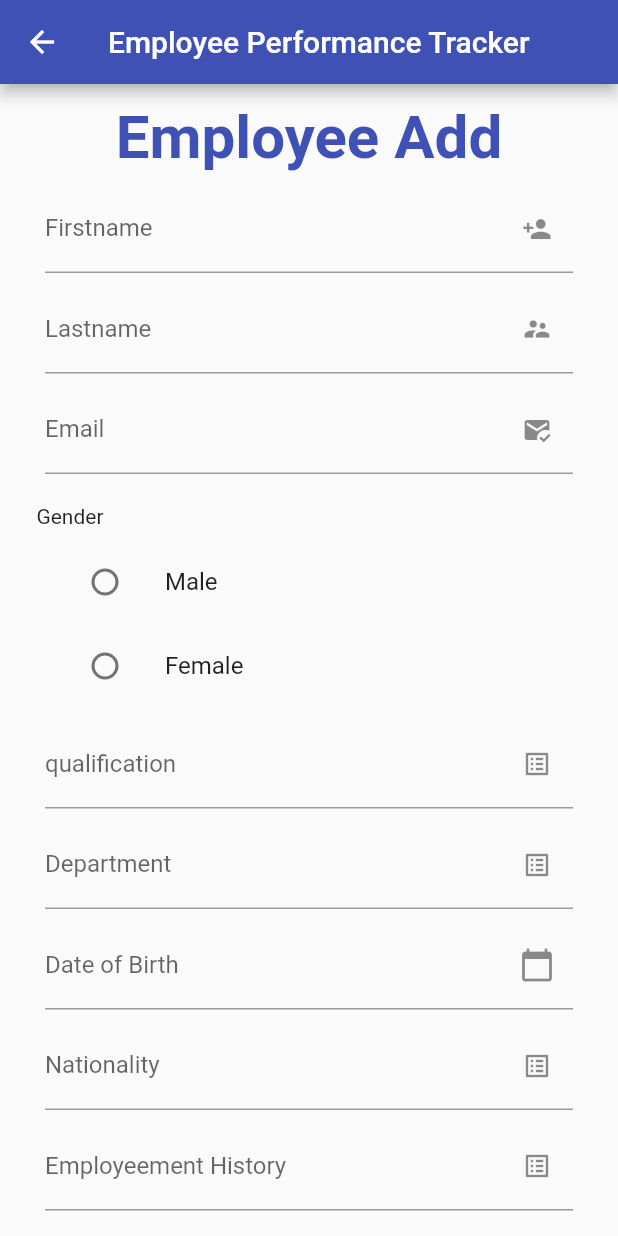
After one commit to amina-min/employee_performance__flutter, a Flutter app: the AddEmployeePage screen opened directly, on a phone screen of 412 x 824 dp. The commit adds this screen. Run offline on Flutter 3.47's test engine with Material 2 defaults, Android fonts, the phone set to English and light mode, and no system bars; our stand-ins replace fluttertoast, syncfusion_flutter_charts.

Commit message:
add employee

```diff
--- a/lib/helper/constant.dart
+++ b/lib/helper/constant.dart
@@ -1,4 +1,5 @@
-final String host = "http://192.168.1.30:9090";
+final String host = "http://192.168.0.102:9090";
 final String loginApi = host+ "/adminlogin";
 final String registerApi = host+ "/signup";
 final String totalInfoApi = host+ "/employee/totalinfo";
+final String addEmployeeApi = host+ "/employee/saveEmployee";
--- a/lib/helper/http_helper.dart
+++ b/lib/helper/http_helper.dart
@@ -1,6 +1,7 @@
 import 'dart:convert';
 
 import 'package:emp_performance_tracker_flut/helper/constant.dart';
+import 'package:emp_performance_tracker_flut/views/model/addEmployee.dart';
 import 'package:emp_performance_tracker_flut/views/model/employee.dart';
 import 'package:emp_performance_tracker_flut/views/model/employee_payload.dart';
 import 'package:http/http.dart' as http;
@@ -17,6 +18,14 @@ Future<http.Response> signUp(EmployeeModel employee) async {
 
 }
 
+Future<http.Response> add(EmployeeAdd employee) async {
+  final response = await http.post(Uri.parse(addEmployeeApi),
+      headers: requestHeaders, body: jsonEncode(employee.toMap()));
+
+  return response;
+
+}
+
 Future<http.Response> signIn(EmployeePayload employee) async {
   final response = await http.post(Uri.parse(loginApi),
       headers: requestHeaders, body: jsonEncode(employee.toMap()));
--- /dev/null
+++ b/lib/views/model/addEmployee.dart
@@ -0,0 +1,121 @@
+class EmployeeAdd{
+  late String firstname;
+  late String lastname;
+  late String email;
+  late String gender;
+  late String qualification;
+  late String department;
+  late String date_of_birth;
+  late String nationality;
+  late String employeementHistory;
+
+//<editor-fold desc="Data Methods">
+
+  EmployeeAdd({
+    required this.firstname,
+    required this.lastname,
+    required this.email,
+    required this.gender,
+    required this.qualification,
+    required this.department,
+    required this.date_of_birth,
+    required this.nationality,
+    required this.employeementHistory,
+  });
+
+  @override
+  bool operator ==(Object other) =>
+      identical(this, other) ||
+      (other is EmployeeAdd &&
+          runtimeType == other.runtimeType &&
+          firstname == other.firstname &&
+          lastname == other.lastname &&
+          email == other.email &&
+          gender == other.gender &&
+          qualification == other.qualification &&
+          department == other.department &&
+          date_of_birth == other.date_of_birth &&
+          nationality == other.nationality &&
+          employeementHistory == other.employeementHistory);
+
+  @override
+  int get hashCode =>
+      firstname.hashCode ^
+      lastname.hashCode ^
+      email.hashCode ^
+      gender.hashCode ^
+      qualification.hashCode ^
+      department.hashCode ^
+      date_of_birth.hashCode ^
+      nationality.hashCode ^
+      employeementHistory.hashCode;
+
+  @override
+  String toString() {
+    return 'EmployeeAdd{' +
+        ' firstname: $firstname,' +
+        ' lastname: $lastname,' +
+        ' email: $email,' +
+        ' gender: $gender,' +
+        ' qualification: $qualification,' +
+        ' department: $department,' +
+        ' date_of_birth: $date_of_birth,' +
+        ' nationality: $nationality,' +
+        ' employeementHistory: $employeementHistory,' +
+        '}';
+  }
+
+  EmployeeAdd copyWith({
+    String? firstname,
+    String? lastname,
+    String? email,
+    String? gender,
+    String? qualification,
+    String? department,
+    String? date_of_birth,
+    String? nationality,
+    String? employeementHistory,
+  }) {
+    return EmployeeAdd(
+      firstname: firstname ?? this.firstname,
+      lastname: lastname ?? this.lastname,
+      email: email ?? this.email,
+      gender: gender ?? this.gender,
+      qualification: qualification ?? this.qualification,
+      department: department ?? this.department,
+      date_of_birth: date_of_birth ?? this.date_of_birth,
+      nationality: nationality ?? this.nationality,
+      employeementHistory: employeementHistory ?? this.employeementHistory,
+    );
+  }
+
+  Map<String, dynamic> toMap() {
+    return {
+      'firstname': this.firstname,
+      'lastname': this.lastname,
+      'email': this.email,
+      'gender': this.gender,
+      'qualification': this.qualification,
+      'department': this.department,
+      'date_of_birth': this.date_of_birth,
+      'nationality': this.nationality,
+      'employeementHistory': this.employeementHistory,
+    };
+  }
+
+  factory EmployeeAdd.fromMap(Map<String, dynamic> map) {
+    return EmployeeAdd(
+      firstname: map['firstname'] as String,
+      lastname: map['lastname'] as String,
+      email: map['email'] as String,
+      gender: map['gender'] as String,
+      qualification: map['qualification'] as String,
+      department: map['department'] as String,
+      date_of_birth: map['date_of_birth'] as String,
+      nationality: map['nationality'] as String,
+      employeementHistory: map['employeementHistory'] as String,
+    );
+  }
+
+//</editor-fold>
+}
--- /dev/null
+++ b/lib/views/pages/addEmployee.dart
@@ -0,0 +1,285 @@
+import 'dart:convert';
+import 'dart:developer';
+
+import 'package:emp_performance_tracker_flut/helper/http_helper.dart';
+import 'package:emp_performance_tracker_flut/views/model/addEmployee.dart';
+import 'package:emp_performance_tracker_flut/views/model/employee.dart';
+import 'package:flutter/cupertino.dart';
+import 'package:flutter/material.dart';
+import 'package:fluttertoast/fluttertoast.dart';
+
+class AddEmployeePage extends StatefulWidget {
+  const AddEmployeePage({Key? key}) : super(key: key);
+
+  @override
+  _AddEmployeePageState createState() => _AddEmployeePageState();
+}
+
+class _AddEmployeePageState extends State<AddEmployeePage> {
+  bool _value = false;
+  int val = -1;
+
+  final _firstNameController = TextEditingController();
+  final _lastNameController = TextEditingController();
+  final _emailController = TextEditingController();
+  final _genderController = TextEditingController();
+  final _qualificationController = TextEditingController();
+  final _departmentController = TextEditingController();
+  final _dateOfBirthController = TextEditingController();
+  final _nationalityController = TextEditingController();
+  final _empHistoryController = TextEditingController();
+
+  save() async {
+    String firstname = _firstNameController.value.text;
+    String lastname = _lastNameController.value.text;
+    String email = _emailController.value.text;
+    String gender = _genderController.value.text;
+    String qualification = _qualificationController.value.text;
+    String department = _departmentController.value.text;
+    String date_of_birth = _dateOfBirthController.value.text;
+    String nationality = _nationalityController.value.text;
+    String employeementHistory = _empHistoryController.value.text;
+
+    var employees = EmployeeAdd(
+        firstname: firstname,
+        lastname: lastname,
+        email: email,
+        gender: gender,
+        qualification: qualification,
+        department: department,
+        date_of_birth: date_of_birth,
+        nationality: nationality,
+        employeementHistory: employeementHistory);
+
+    print(employees);
+
+    add(employees).then((res) {
+      Map<String, dynamic> map = jsonDecode(res.body);
+
+      print(map['statusCode']);
+
+      if (map['statusCode'] == 200) {
+        Fluttertoast.showToast(
+            msg: "Employee Added Success",
+            toastLength: Toast.LENGTH_LONG,
+            gravity: ToastGravity.BOTTOM,
+            timeInSecForIosWeb: 3,
+            backgroundColor: Colors.green,
+            textColor: Colors.white,
+            fontSize: 16.0);
+      } else {
+        Fluttertoast.showToast(
+            msg: "Employee add Failed",
+            toastLength: Toast.LENGTH_LONG,
+            gravity: ToastGravity.BOTTOM,
+            timeInSecForIosWeb: 3,
+            backgroundColor: Colors.red,
+            textColor: Colors.white,
+            fontSize: 16.0);
+      }
+    });
+
+
+  }
+
+  DateTime selectedDate = DateTime.now();
+
+  Future<void> _selectDate(BuildContext context) async {
+    final DateTime? picked = await showDatePicker(
+        context: context,
+        initialDate: selectedDate,
+        firstDate: DateTime(2015, 8),
+        lastDate: DateTime(2101));
+
+    if (picked != null && picked != selectedDate) {
+      setState(() {
+        selectedDate = picked;
+        _dateOfBirthController.text = "${selectedDate.toLocal()}".split(' ')[0];
+      });
+    }
+  }
+
+  @override
+  Widget build(BuildContext context) {
+    return Scaffold(
+        // backgroundColor: const Color(0xffC4DFCB),
+        appBar: AppBar(
+          title: Text("Employee Performance Tracker"),
+        ),
+        body: Form(
+          child: ListView(
+            children: [
+              // Column(
+              //     mainAxisAlignment: MainAxisAlignment.start,
+              //     children: [
+              //       new Image.asset("assets/images/sign_up.png")
+              //     ]
+              // ),
+              Padding(
+                padding: const EdgeInsets.only(top: 12.0, right: 40, left: 40),
+                child: Center(
+                  child: Text(
+                    "Employee Add",
+                    style: TextStyle(
+                        fontSize: 40,
+                        fontWeight: FontWeight.bold,
+                        color: Colors.indigo),
+                  ),
+                ),
+              ),
+              Padding(
+                padding: const EdgeInsets.only(left: 30.0, right: 30, top: 8),
+                child: TextFormField(
+                  controller: _firstNameController,
+                  decoration: InputDecoration(
+                    suffixIcon: Icon(
+                      Icons.person_add,
+                      size: 20.0,
+                    ),
+                    border: UnderlineInputBorder(),
+                    labelText: "Firstname",
+                  ),
+                ),
+              ),
+              Padding(
+                padding: const EdgeInsets.only(left: 30.0, right: 30, top: 8),
+                child: TextFormField(
+                  controller: _lastNameController,
+                  decoration: InputDecoration(
+                      suffixIcon: Icon(
+                        Icons.supervisor_account_sharp,
+                        size: 20.0,
+                      ),
+                      border: UnderlineInputBorder(),
+                      labelText: "Lastname"),
+                ),
+              ),
+              Padding(
+                padding: const EdgeInsets.only(left: 30.0, right: 30, top: 8),
+                child: TextFormField(
+                  controller: _emailController,
+                  decoration: InputDecoration(
+                      suffixIcon: Icon(
+                        Icons.mark_email_read,
+                        size: 20.0,
+                      ),
+                      border: UnderlineInputBorder(),
+                      labelText: "Email"),
+                ),
+              ),
+              SizedBox(
+                height: 20,
+              ),
+              Text("       Gender"),
+              Padding(
+                padding: const EdgeInsets.only(left: 30.0, right: 30, top: 8),
+
+                child: Column(
+                  children: [
+                    ListTile(
+                      title: Text("Male"),
+                      leading: Radio(
+                        value: 1,
+                        groupValue: val,
+                        onChanged: (value) {
+                          setState(() {
+                            val = int.parse(value.toString());
+                          });
+                        },
+                        activeColor: Colors.green,
+                      ),
+                    ),
+                    ListTile(
+                      title: Text("Female"),
+                      leading: Radio(
+                        value: 2,
+                        groupValue: val,
+                        onChanged: (value) {
+                          setState(() {
+                            val = int.parse(value.toString());
+                          });
+                        },
+                        activeColor: Colors.green,
+                      ),
+                    ),
+                  ],
+                ),
+              ),
+              Padding(
+                padding: const EdgeInsets.only(left: 30.0, right: 30, top: 8),
+                child: TextFormField(
+                  controller: _qualificationController,
+                  decoration: InputDecoration(
+                      suffixIcon: Icon(
+                        Icons.list_alt,
+                        size: 20.0,
+                      ),
+                      border: UnderlineInputBorder(),
+                      labelText: "qualification"),
+                ),
+              ),
+              Padding(
+                padding: const EdgeInsets.only(left: 30.0, right: 30, top: 8),
+                child: TextFormField(
+                  controller: _departmentController,
+                  decoration: InputDecoration(
+                      suffixIcon: Icon(
+                        Icons.list_alt,
+                        size: 20.0,
+                      ),
+                      border: UnderlineInputBorder(),
+                      labelText: "Department"),
+                ),
+              ),
+              Padding(
+                padding: const EdgeInsets.only(left: 30.0, right: 30, top: 8),
+                child: TextFormField(
+                  controller: _dateOfBirthController,
+                  decoration: InputDecoration(
+                      suffixIcon: IconButton(
+                        icon: Icon(Icons.calendar_today),
+                        onPressed: () => _selectDate(context),
+                      ),
+                      border: UnderlineInputBorder(),
+                      labelText: "Date of Birth"),
+                ),
+              ),
+              Padding(
+                padding: const EdgeInsets.only(left: 30.0, right: 30, top: 8),
+                child: TextFormField(
+                  controller: _nationalityController,
+                  decoration: InputDecoration(
+                      suffixIcon: Icon(
+                        Icons.list_alt,
+                        size: 20.0,
+                      ),
+                      border: UnderlineInputBorder(),
+                      labelText: "Nationality"),
+                ),
+              ),
+              Padding(
+                padding: const EdgeInsets.only(left: 30.0, right: 30, top: 8),
+                child: TextFormField(
+                  controller: _empHistoryController,
+                  decoration: InputDecoration(
+                      suffixIcon: Icon(
+                        Icons.list_alt,
+                        size: 20.0,
+                      ),
+                      border: UnderlineInputBorder(),
+                      labelText: "Employeement History"),
+                ),
+              ),
+              Padding(
+                padding: const EdgeInsets.all(30.0),
+                child: ElevatedButton(
+                    onPressed: () {
+                      save();
+                    },
+                    child: Text("submit")),
+              ),
+            ],
+          ),
+        ));
+  }
+}
--- a/lib/views/pages/chart.dart
+++ b/lib/views/pages/chart.dart
@@ -9,8 +9,7 @@ void main() {
 class ChartApp extends StatelessWidget {
   @override
   Widget build(BuildContext context) {
-    return  _MyHomePage();
-
+    return _MyHomePage();
   }
 }
 
@@ -33,14 +32,20 @@ class _MyHomePageState extends State<_MyHomePage> {
   @override
   Widget build(BuildContext context) {
     return Scaffold(
-
-        body: Column(children: [
+        appBar: AppBar(
+          title: Text("Charts"),
+        ),
+        body: Padding(
+          padding: const EdgeInsets.only(left: 12.0,top: 15),
+          child: Center(
+            child: Column(children: [
               //Initialize the chart widget
               SfCartesianChart(
                   primaryXAxis: CategoryAxis(),
                   // Chart title
-              title: ChartTitle(text: 'Half yearly sales analysis'),
+                  title: ChartTitle(text:'Employee Performance Ratings   ',textStyle:TextStyle(fontSize: 20)),
                   // Enable legend
+
                   legend: Legend(isVisible: true),
                   // Enable tooltip
                   tooltipBehavior: TooltipBehavior(enable: true),
@@ -72,7 +77,9 @@ class _MyHomePageState extends State<_MyHomePage> {
                   ),
                 ),
               )
-        ]));
+            ]),
+          ),
+        ));
   }
 }
 
--- a/lib/views/pages/enddrawer.dart
+++ b/lib/views/pages/enddrawer.dart
@@ -2,6 +2,8 @@ import 'package:flutter/cupertino.dart';
 import 'package:flutter/material.dart';
 
 import '../../main.dart';
+import 'addEmployee.dart';
+import 'chart.dart';
 import 'login.dart';
 
 class enddrawer extends StatelessWidget {
@@ -19,7 +21,7 @@ class enddrawer extends StatelessWidget {
 
           DrawerHeader(
             decoration: BoxDecoration(
-              color: Colors.indigo.shade400
+              color: Colors.indigo
             ),
             child: Row(
               mainAxisAlignment: MainAxisAlignment.spaceEvenly,
@@ -71,7 +73,8 @@ class enddrawer extends StatelessWidget {
             title: Text('Charts', style: TextStyle(fontSize: 18)),
             onTap: () {
               // Here you can give your route to navigate
-
+              Navigator.of(context).push(MaterialPageRoute(
+                  builder: (context) => ChartApp()));
             },
           ),
 
@@ -80,7 +83,8 @@ class enddrawer extends StatelessWidget {
             title: Text('Add Employee', style: TextStyle(fontSize: 18)),
             onTap: () {
               // Here you can give your route to navigate
-
+              Navigator.of(context).push(MaterialPageRoute(
+                  builder: (context) => AddEmployeePage()));
             },
           ),
 
```
Lines whose indentation alone changed are shown as unchanged.
